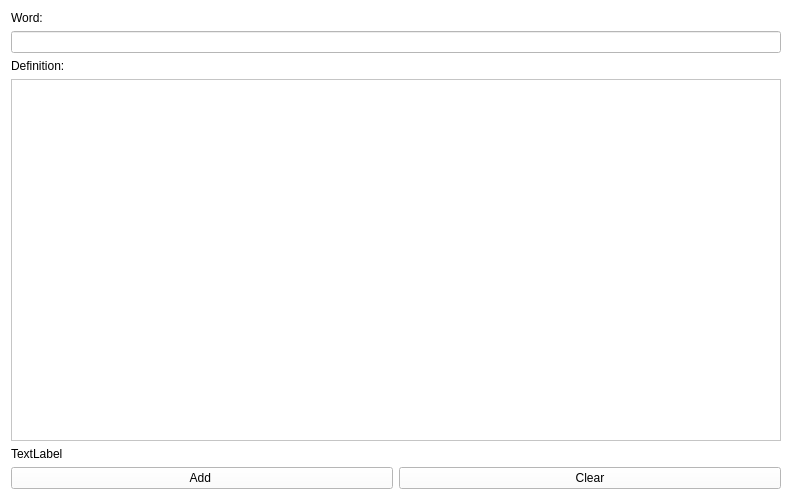
pavelkurach/vocab-builder, file add_word_dialog.ui: the form before one commit.
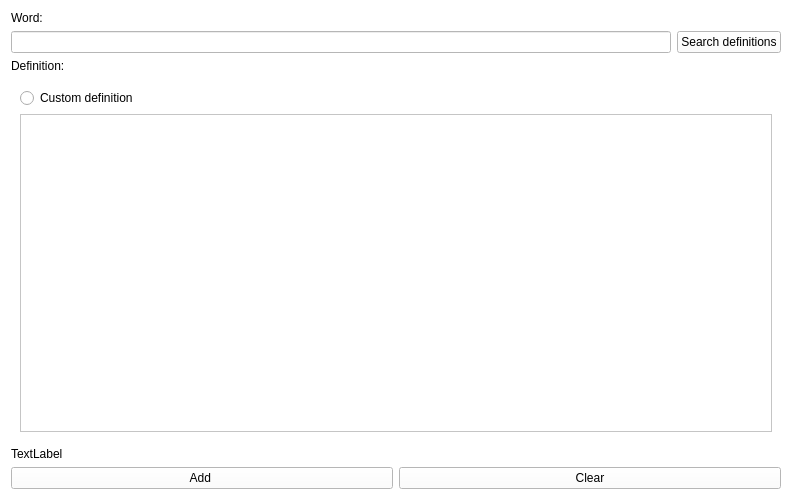
The form after the commit.

What changed in the file:
```diff
--- a/add_word_dialog.ui
+++ b/add_word_dialog.ui
@@ -28,14 +28,25 @@
     </widget>
    </item>
    <item>
-    <widget class="QLineEdit" name="lineEdit">
+    <layout class="QHBoxLayout" name="horizontalLayout_2">
+     <item>
+      <widget class="QLineEdit" name="word">
+       <property name="styleSheet">
+        <string notr="true">color: rgb(0, 0, 0);</string>
+       </property>
+      </widget>
+     </item>
+     <item>
+      <widget class="QPushButton" name="search_def_btn">
      <property name="styleSheet">
       <string notr="true">color: rgb(0, 0, 0);</string>
      </property>
      <property name="text">
-      <string/>
-     </property>
-    </widget>
+        <string>Search definitions</string>
+       </property>
+      </widget>
+     </item>
+    </layout>
    </item>
    <item>
     <widget class="QLabel" name="label_2">
@@ -48,10 +59,36 @@
     </widget>
    </item>
    <item>
+    <widget class="QWidget" name="widget" native="true">
+     <property name="sizePolicy">
+      <sizepolicy hsizetype="Preferred" vsizetype="Expanding">
+       <horstretch>0</horstretch>
+       <verstretch>0</verstretch>
+      </sizepolicy>
+     </property>
+     <layout class="QVBoxLayout" name="verticalLayout_3">
+      <item>
+       <layout class="QVBoxLayout" name="defs_layout">
+        <item>
+         <widget class="QRadioButton" name="custom_def_btn">
+          <property name="styleSheet">
+           <string notr="true">color: rgb(0, 0, 0);</string>
+          </property>
+          <property name="text">
+           <string>Custom definition </string>
+          </property>
+         </widget>
+        </item>
+        <item>
     <widget class="QTextEdit" name="textEdit">
      <property name="styleSheet">
       <string notr="true">color: rgb(0, 0, 0);</string>
      </property>
+         </widget>
+        </item>
+       </layout>
+      </item>
+     </layout>
     </widget>
    </item>
    <item>
```
Lines whose indentation alone changed are shown as unchanged.
